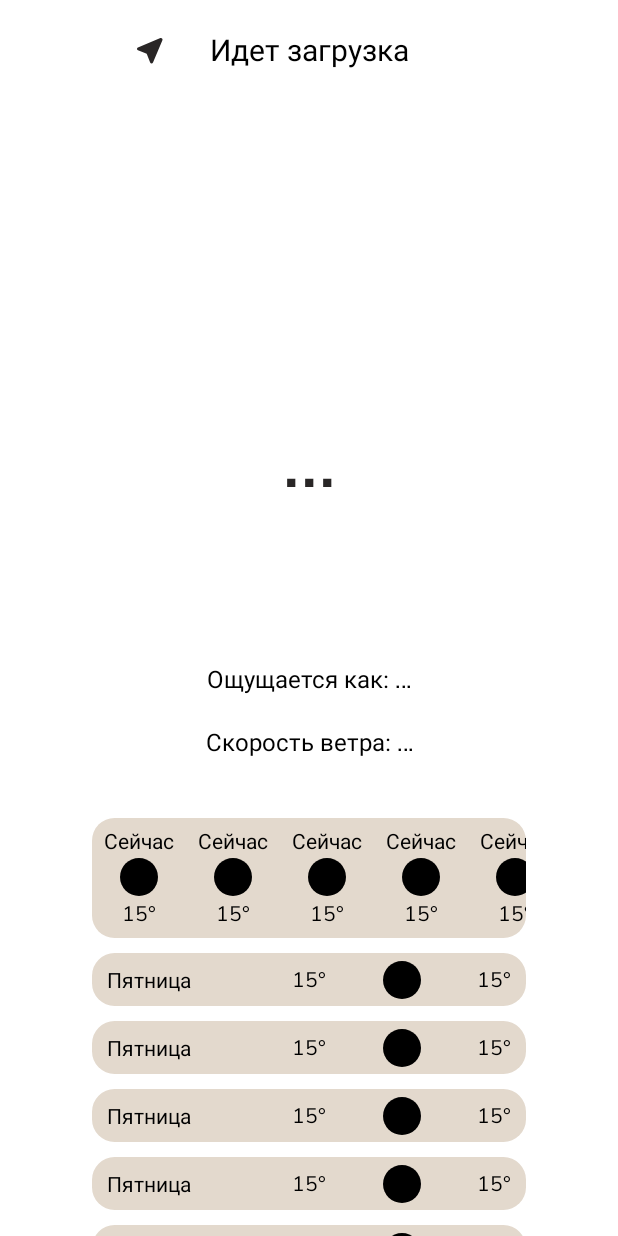
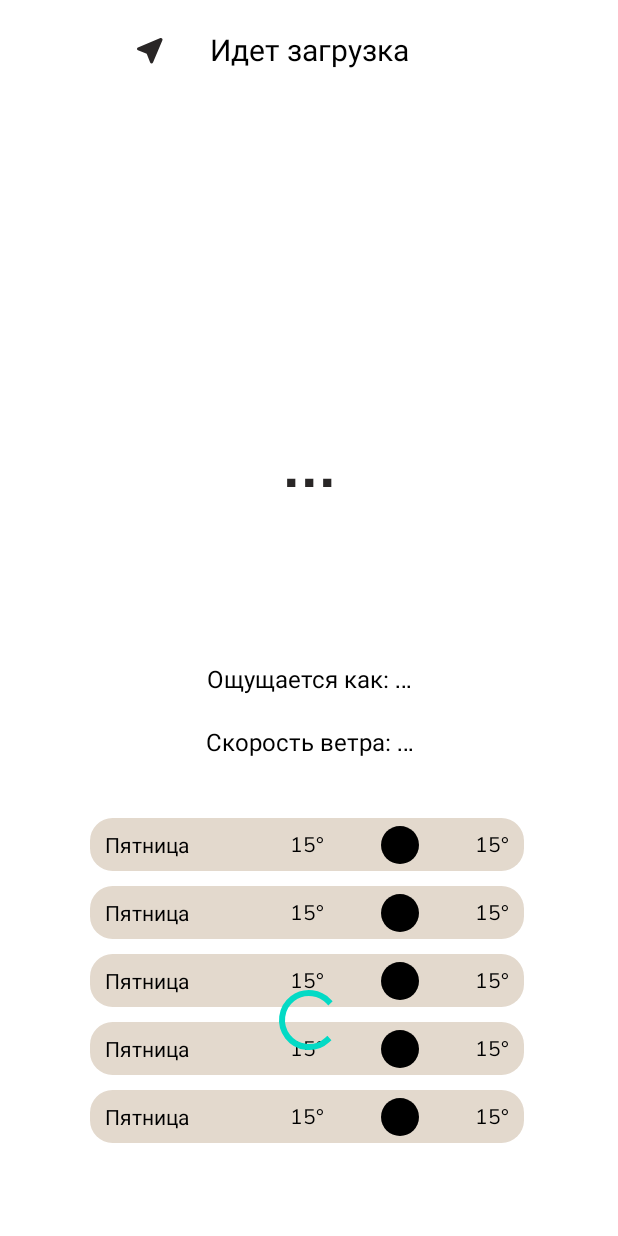
Before and after one commit to antonbadretdinov/WeatherApp, an Android app: the layout test_layout.xml on its own in the app's theme, with its tools: preview values and no code run, on a phone screen of 412 x 824 dp. Run offline under Robolectric (Android 15) with nearby library versions, the light colour scheme and no system bars.

Commit message:
+update code

```diff
--- a/app/src/main/java/com/example/weatherapp/CoordData.kt
+++ /dev/null
@@ -1,6 +0,0 @@
-package com.example.weatherapp
-
-data class CoordData(
-    var lat: Double,
-    var long: Double
-)
--- a/app/src/main/java/com/example/weatherapp/model/HourlyForecastModel.kt
+++ /dev/null
@@ -1,6 +0,0 @@
-package com.example.weatherapp.model
-
-import android.graphics.drawable.Drawable
-
-class HourlyForecastModel(val temp: Int?, val image: Drawable?) {
-}
--- a/app/src/main/res/layout/hourly_forecast_item.xml
+++ /dev/null
@@ -1,37 +0,0 @@
-<?xml version="1.0" encoding="utf-8"?>
-<androidx.appcompat.widget.LinearLayoutCompat xmlns:android="http://schemas.android.com/apk/res/android"
-    xmlns:app="http://schemas.android.com/apk/res-auto"
-    android:layout_width="wrap_content"
-    android:layout_height="wrap_content"
-    android:layout_marginHorizontal="8dp"
-    android:orientation="vertical">
-
-    <TextView
-        android:id="@+id/tvHour"
-        android:layout_marginTop="6dp"
-        android:layout_gravity="center_horizontal"
-        android:layout_width="wrap_content"
-        android:layout_height="wrap_content"
-        android:fontFamily="@font/nunito_sans"
-        android:text="@string/now"
-        android:textColor="#000000" />
-
-    <ImageView
-        android:id="@+id/imageHourlyState"
-        android:layout_marginTop="2dp"
-        android:layout_gravity="center_horizontal"
-        android:layout_width="wrap_content"
-        android:layout_height="wrap_content"
-        app:srcCompat="@drawable/ic_sun_small_icon"
-        android:contentDescription="@string/actual_state_of_weather" />
-    <TextView
-        android:id="@+id/tvHourlyTemp"
-        android:layout_marginTop="2dp"
-        android:layout_gravity="center_horizontal"
-        android:layout_width="wrap_content"
-        android:layout_height="wrap_content"
-        android:fontFamily="@font/nunito_sans"
-        android:text="@string/_15"
-        android:textColor="#000000" />
-
-</androidx.appcompat.widget.LinearLayoutCompat>
--- a/app/src/main/res/layout/test_layout.xml
+++ b/app/src/main/res/layout/test_layout.xml
@@ -18,27 +18,14 @@
         app:layout_constraintStart_toStartOf="parent"
         app:layout_constraintTop_toTopOf="parent" />
 
-    <ImageView
-        android:id="@+id/imageHourlyForecast"
-        android:layout_width="wrap_content"
-        android:layout_height="wrap_content"
-        android:layout_marginTop="10dp"
-        android:contentDescription="@string/image_for_hourly_forecast"
-        app:layout_constraintEnd_toEndOf="parent"
-        app:layout_constraintStart_toStartOf="parent"
-        app:layout_constraintTop_toTopOf="@+id/guidelineHorizontal"
-        app:srcCompat="@drawable/ic_hourly_forecast_loading"
-        tools:ignore="ImageContrastCheck" />
-
     <androidx.recyclerview.widget.RecyclerView
         android:id="@+id/recyclerDailyForecast"
         android:layout_width="0dp"
         android:layout_height="0dp"
         app:layout_constraintBottom_toBottomOf="parent"
-        app:layout_constraintEnd_toEndOf="@+id/imageHourlyForecast"
-        app:layout_constraintHorizontal_bias="1.0"
-        app:layout_constraintStart_toStartOf="@+id/imageHourlyForecast"
-        app:layout_constraintTop_toBottomOf="@+id/imageHourlyForecast"
+        app:layout_constraintEnd_toEndOf="@+id/imageMain"
+        app:layout_constraintStart_toStartOf="@+id/imageMain"
+        app:layout_constraintTop_toBottomOf="@+id/imageMain"
         tools:itemCount="5"
         tools:listitem="@layout/daily_forecast_item" />
 
@@ -65,20 +52,6 @@
         app:layout_constraintTop_toTopOf="@+id/tvCityName"
         app:srcCompat="@drawable/ic_gps_small_icon"
         android:contentDescription="@string/image_for_pgs_indicator" />
-
-    <androidx.recyclerview.widget.RecyclerView
-        android:id="@+id/recyclerHourlyForecast"
-        android:layout_width="0dp"
-        android:layout_height="0dp"
-        android:layout_marginTop="10dp"
-        android:orientation="horizontal"
-        app:layoutManager="androidx.recyclerview.widget.LinearLayoutManager"
-        app:layout_constraintBottom_toBottomOf="@+id/imageHourlyForecast"
-        app:layout_constraintEnd_toEndOf="@+id/imageHourlyForecast"
-        app:layout_constraintStart_toStartOf="@+id/imageHourlyForecast"
-        app:layout_constraintTop_toTopOf="@+id/guidelineHorizontal"
-        tools:itemCount="5"
-        tools:listitem="@layout/hourly_forecast_item" />
 
     <TextView
         android:id="@+id/tvMainTemp"
@@ -142,4 +115,14 @@
         app:layout_constraintGuide_begin="430dp"
         app:layout_constraintGuide_percent="0.65"
         app:layout_constraintStart_toStartOf="parent" />
+
+    <ProgressBar
+        android:id="@+id/progressCircle"
+        style="?android:attr/progressBarStyle"
+        android:layout_width="wrap_content"
+        android:layout_height="wrap_content"
+        app:layout_constraintBottom_toBottomOf="@+id/recyclerDailyForecast"
+        app:layout_constraintEnd_toEndOf="parent"
+        app:layout_constraintStart_toStartOf="parent"
+        app:layout_constraintTop_toBottomOf="@+id/imageMain" />
 </androidx.constraintlayout.widget.ConstraintLayout>
```
Also changed, not shown: app/src/main/java/com/example/weatherapp/Test.kt (+30 -91 lines), app/src/main/java/com/example/weatherapp/adapter/TestDailyAdapter.kt (+37 -11 lines), app/src/main/java/com/example/weatherapp/adapter/TestHourlyAdapter.kt (deleted, +0 -35 lines), app/src/main/java/com/example/weatherapp/data/Api/ApiService.kt (deleted, +0 -27 lines), app/src/main/java/com/example/weatherapp/data/Api/RetrofitIns.kt (deleted, +0 -15 lines), app/src/main/java/com/example/weatherapp/data/repositoriy/repository.kt (deleted, +0 -16 lines), app/src/main/java/com/example/weatherapp/model/DailyForecastModel.kt (+2 -17 lines), app/src/main/res/layout/main_weather_item.xml (+3 -28 lines).
